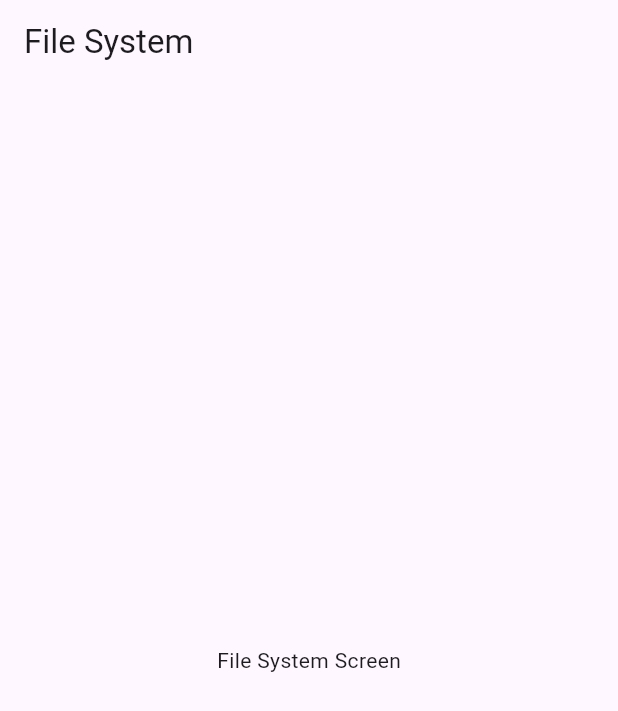
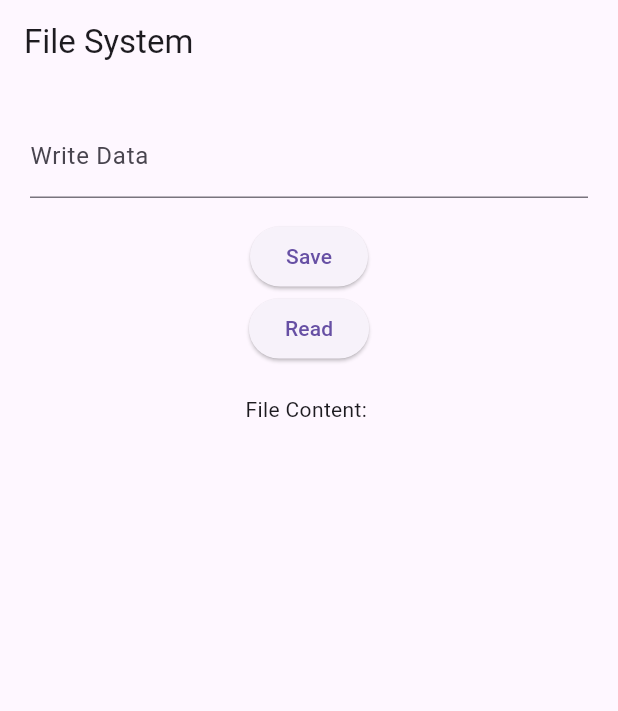
Before and after one commit to AbdulsemedM/device-features-mizan-, a Flutter app: the FilesSystem screen opened directly, on a phone screen of 412 x 824 dp. Shown: the top 711 px of the screen. Run offline on Flutter 3.47's test engine with Material 3 defaults, Android fonts, the phone set to English and light mode, and no system bars; our stand-ins replace firebase_core, firebase_messaging, geolocator, image_picker; accounts and stored records are empty.

Commit message:
Implement file system functionality: add save and read methods, integrate path provider, and update UI for file operations

```diff
--- a/lib/screens/files_system.dart
+++ b/lib/screens/files_system.dart
@@ -1,4 +1,7 @@
+import 'dart:io';
+
 import 'package:flutter/material.dart';
+import 'package:path_provider/path_provider.dart';
 
 class FilesSystem extends StatefulWidget {
   const FilesSystem({super.key});
@@ -8,12 +11,68 @@ class FilesSystem extends StatefulWidget {
 }
 
 class _FilesSystemState extends State<FilesSystem> {
+  final controller = TextEditingController();
+  String content = "";
+
+  @override
+  void initState() {
+    super.initState();
+    read();
+  }
+
+  Future<File> getFile() async {
+    final dir = await getApplicationDocumentsDirectory();
+    return File('${dir.path}/note.txt');
+  }
+
+  Future<void> save() async {
+    try {
+      final file = await getFile();
+      await file.writeAsString(controller.text);
+      print("file path: ${file.path}");
+    } catch (e) {
+      print("Error saving file: $e");
+    }
+  }
+
+  Future<void> read() async {
+    try {
+      final file = await getFile();
+      if (await file.exists()) {
+        final fileContent = await file.readAsString();
+        setState(() {
+          content = fileContent;
+          controller.text = fileContent;
+        });
+      }
+    } catch (e) {
+      print("Error reading file: $e");
+    }
+  }
+
   @override
   Widget build(BuildContext context) {
     return Scaffold(
       appBar: AppBar(title: const Text('File System')),
-      body: Center(
-        child: Text('File System Screen'),
+      body: Padding(
+        padding: EdgeInsets.all(20),
+        child: Column(
+          children: [
+            TextField(
+              controller: controller,
+              decoration: InputDecoration(labelText: "Write Data"),
+            ),
+            SizedBox(height: 15),
+            ElevatedButton(onPressed: save, child: Text("Save")),
+            ElevatedButton(onPressed: read, child: Text("Read")),
+            SizedBox(height: 20),
+            Expanded(
+              child: SingleChildScrollView(
+                child: Text("File Content: \n$content"),
+              ),
+            ),
+          ],
+        ),
       ),
     );
   }
--- a/pubspec.yaml
+++ b/pubspec.yaml
@@ -39,6 +39,7 @@ dependencies:
   http: ^1.2.0
   firebase_core: ^2.13.0
   firebase_messaging: ^14.6.6
+  path_provider: ^2.0.15
 
 dev_dependencies:
   flutter_test:
```
Also changed, not shown: pubspec.lock, 1 other file.
